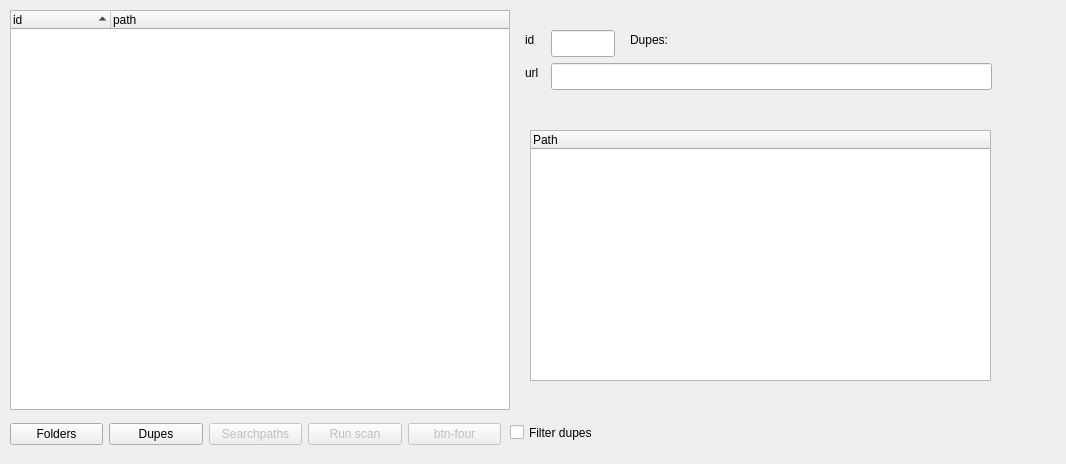
Old version of the form main.ui in the repository kthordarson/findgits.
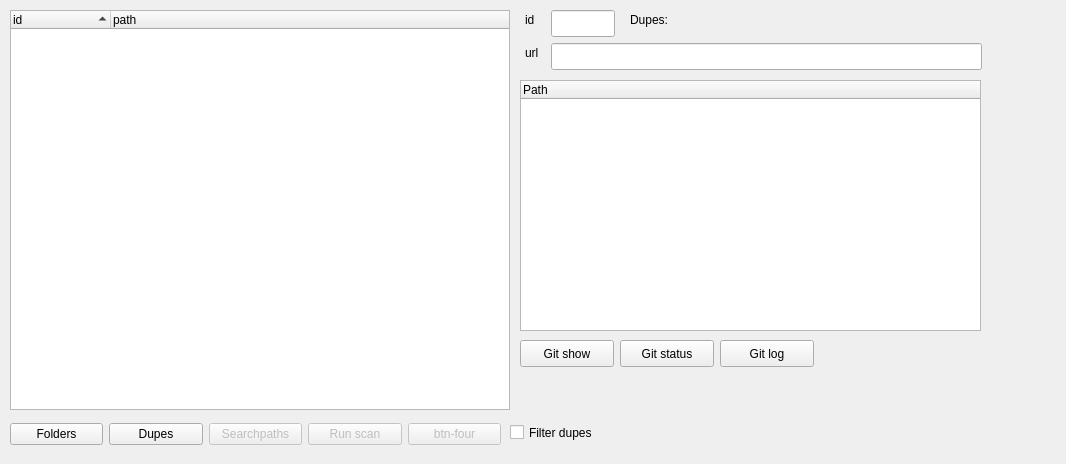
New version of the form.

What changed in the file:
```diff
--- a/main.ui
+++ b/main.ui
@@ -120,8 +120,8 @@
   <widget class="QTreeWidget" name="dupetree">
    <property name="geometry">
     <rect>
-     <x>530</x>
-     <y>130</y>
+     <x>520</x>
+     <y>80</y>
      <width>461</width>
      <height>251</height>
     </rect>
@@ -139,7 +139,7 @@
    <property name="geometry">
     <rect>
      <x>630</x>
-     <y>30</y>
+     <y>10</y>
      <width>121</width>
      <height>19</height>
     </rect>
@@ -152,7 +152,7 @@
    <property name="geometry">
     <rect>
      <x>525</x>
-     <y>63</y>
+     <y>43</y>
      <width>20</width>
      <height>19</height>
     </rect>
@@ -165,7 +165,7 @@
    <property name="geometry">
     <rect>
      <x>551</x>
-     <y>30</y>
+     <y>10</y>
      <width>64</width>
      <height>27</height>
     </rect>
@@ -202,7 +202,7 @@
    <property name="geometry">
     <rect>
      <x>525</x>
-     <y>30</y>
+     <y>10</y>
      <width>16</width>
      <height>19</height>
     </rect>
@@ -215,8 +215,8 @@
    <property name="geometry">
     <rect>
      <x>551</x>
-     <y>63</y>
-     <width>441</width>
+     <y>43</y>
+     <width>431</width>
      <height>27</height>
     </rect>
    </property>
@@ -224,6 +224,45 @@
     <bool>true</bool>
    </property>
   </widget>
+  <widget class="QPushButton" name="gitshow_button">
+   <property name="geometry">
+    <rect>
+     <x>520</x>
+     <y>340</y>
+     <width>94</width>
+     <height>27</height>
+    </rect>
+   </property>
+   <property name="text">
+    <string>Git show</string>
+   </property>
+  </widget>
+  <widget class="QPushButton" name="gitstatus_button">
+   <property name="geometry">
+    <rect>
+     <x>620</x>
+     <y>340</y>
+     <width>94</width>
+     <height>27</height>
+    </rect>
+   </property>
+   <property name="text">
+    <string>Git status</string>
+   </property>
+  </widget>
+  <widget class="QPushButton" name="gitlog_button">
+   <property name="geometry">
+    <rect>
+     <x>720</x>
+     <y>340</y>
+     <width>94</width>
+     <height>27</height>
+    </rect>
+   </property>
+   <property name="text">
+    <string>Git log</string>
+   </property>
+  </widget>
   <action name="actionactionone">
    <property name="checkable">
     <bool>true</bool>
```
